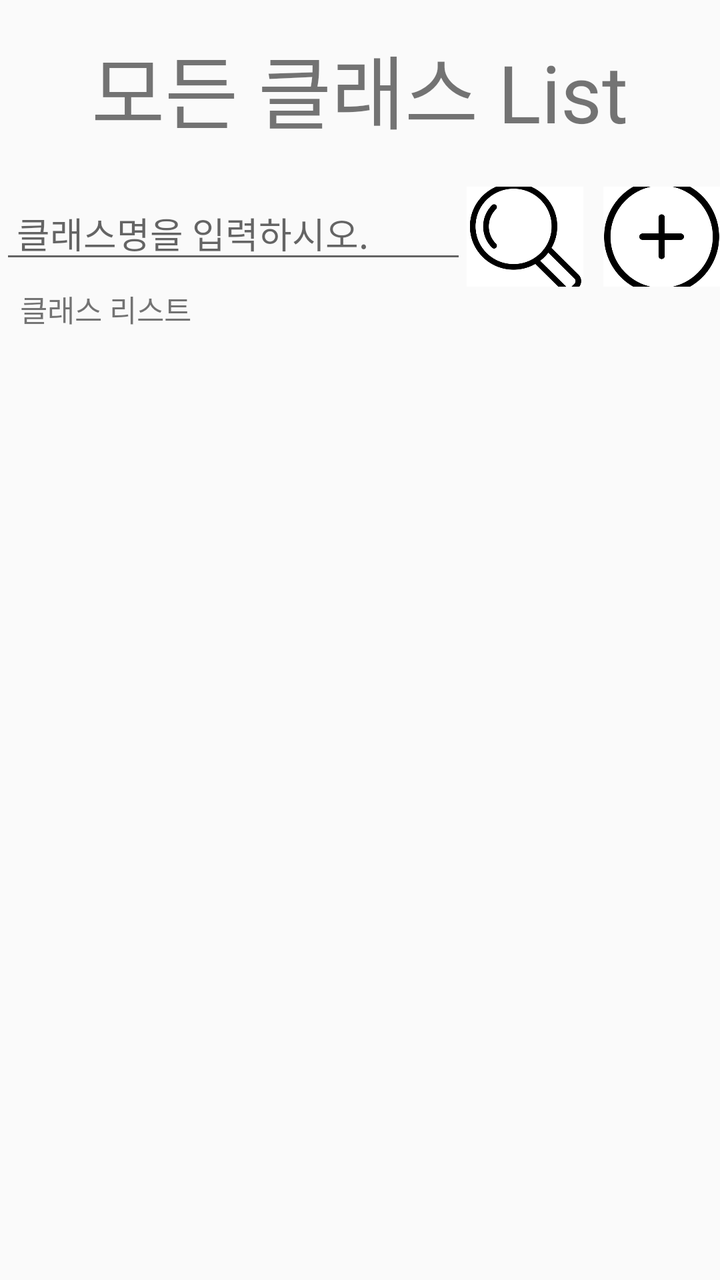
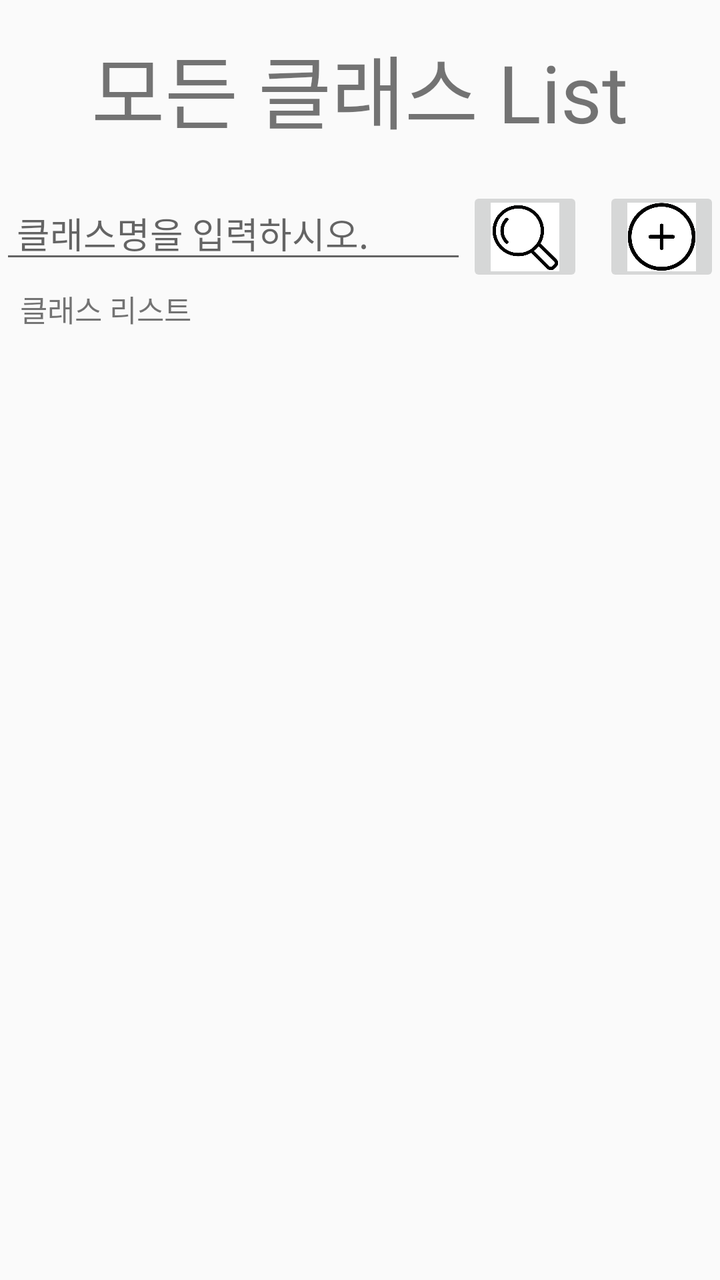

The first picture is an Android layout as it rendered before a commit; the second is the same layout after the commit. The layout source and the unified diff follow.
<!-- AndroidManifest.xml: application theme AppTheme -->
<!-- res/layout/activity_whole_class_list.xml -->
<?xml version="1.0" encoding="utf-8"?>
<LinearLayout xmlns:android="http://schemas.android.com/apk/res/android"
    xmlns:app="http://schemas.android.com/apk/res-auto"
    xmlns:tools="http://schemas.android.com/tools"
    android:layout_width="match_parent"
    android:layout_height="match_parent"
    tools:context=".whole_class_list"
    android:orientation="vertical">

    <TextView
        android:layout_marginTop="15dp"
        android:layout_width="wrap_content"
        android:layout_height="wrap_content"
        android:layout_gravity="center_horizontal"
        android:text="모든 클래스 List"
        android:textSize="40dp"/>

    <LinearLayout
        android:layout_marginTop="20dp"
        android:layout_width="match_parent"
        android:layout_height="wrap_content"
        android:weightSum="3">
        <EditText
            android:id="@+id/fClassname"
            android:layout_width="0dp"
            android:layout_height="wrap_content"
            android:layout_weight="2"
            android:ems="14"
            android:hint=" 클래스명을 입력하시오."/>
        <ImageButton
            android:id="@+id/findClass"
            android:layout_width="0dp"
            android:layout_height="50dp"
            android:padding="0sp"
            android:scaleType="centerCrop"
            android:layout_weight="0.5"
            android:src="@drawable/search"/>
        <ImageButton
            android:id="@+id/addClass"
            android:layout_marginLeft="10dp"
            android:layout_width="0dp"
            android:layout_height="50dp"
            android:padding="0sp"
            android:scaleType="centerCrop"
            android:layout_weight="0.5"
            android:src="@drawable/add"/>
    </LinearLayout>
    <TextView
        android:layout_width="match_parent"
        android:layout_height="wrap_content"
        android:layout_marginLeft="10dp"
        android:text="클래스 리스트"
        android:textSize="15dp"/>
    <LinearLayout
        android:layout_width="wrap_content"
        android:layout_height="wrap_content"
        android:orientation="vertical">
        <ListView
            android:id="@+id/wholeClass"
            android:layout_width="wrap_content"
            android:layout_height="wrap_content">
        </ListView>
    </LinearLayout>
</LinearLayout>
<!-- resources referenced by this layout -->
<resources>
  <!-- drawable add: png bitmap (drawable, 28384 bytes) -->
  <!-- drawable search: png bitmap (drawable, 29604 bytes) -->
  <style name="AppTheme" parent="Theme.AppCompat.Light.DarkActionBar">
          
          <item name="colorPrimary">@color/colorPrimary</item>
          <item name="colorPrimaryDark">@color/colorPrimaryDark</item>
          <item name="colorAccent">@color/colorAccent</item>
      </style>
  <color name="colorPrimary">#A4A28D</color>
  <color name="colorPrimaryDark">#FFFFFF</color>
  <color name="colorAccent">#03DAC5</color>
</resources>

<!-- the commit's change to res/layout/activity_whole_class_list.xml (unified diff, before → after) -->
@@ -31,7 +31,6 @@
             android:id="@+id/findClass"
             android:layout_width="0dp"
             android:layout_height="50dp"
-            android:padding="0sp"
             android:scaleType="centerCrop"
             android:layout_weight="0.5"
             android:src="@drawable/search"/>
@@ -40,7 +39,6 @@
             android:layout_marginLeft="10dp"
             android:layout_width="0dp"
             android:layout_height="50dp"
-            android:padding="0sp"
             android:scaleType="centerCrop"
             android:layout_weight="0.5"
             android:src="@drawable/add"/>
@@ -61,4 +59,5 @@
             android:layout_height="wrap_content">
         </ListView>
     </LinearLayout>
+    /*android:padding="0sp"*/  //imagebutton에 넣는 부분..
 </LinearLayout>
